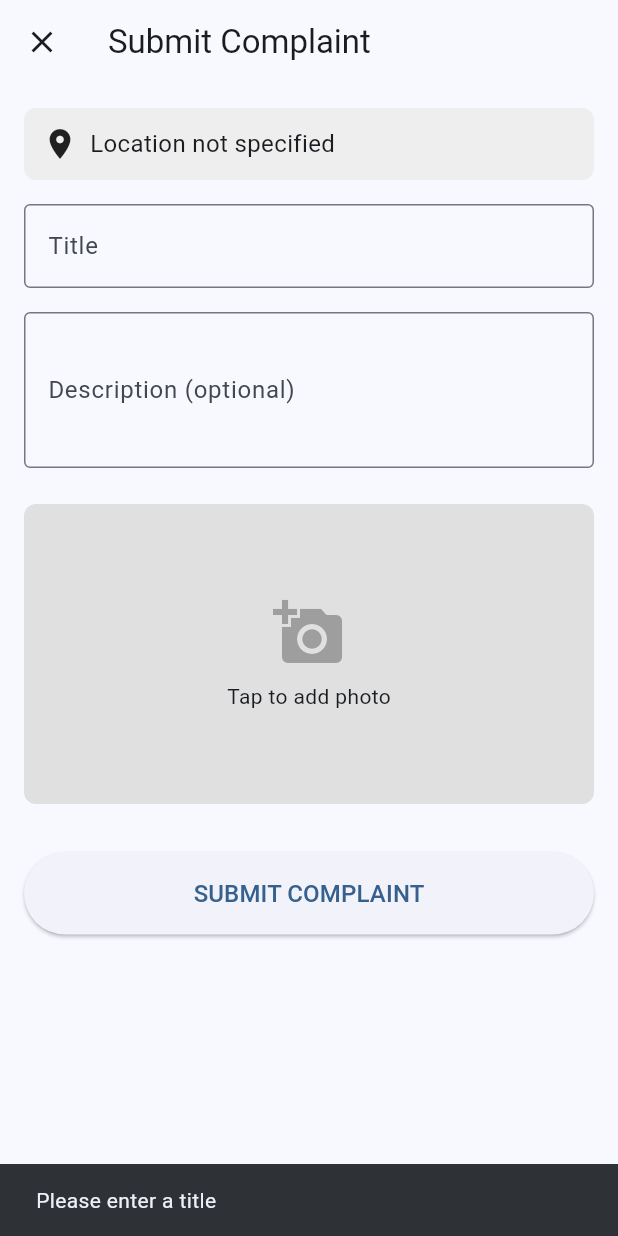
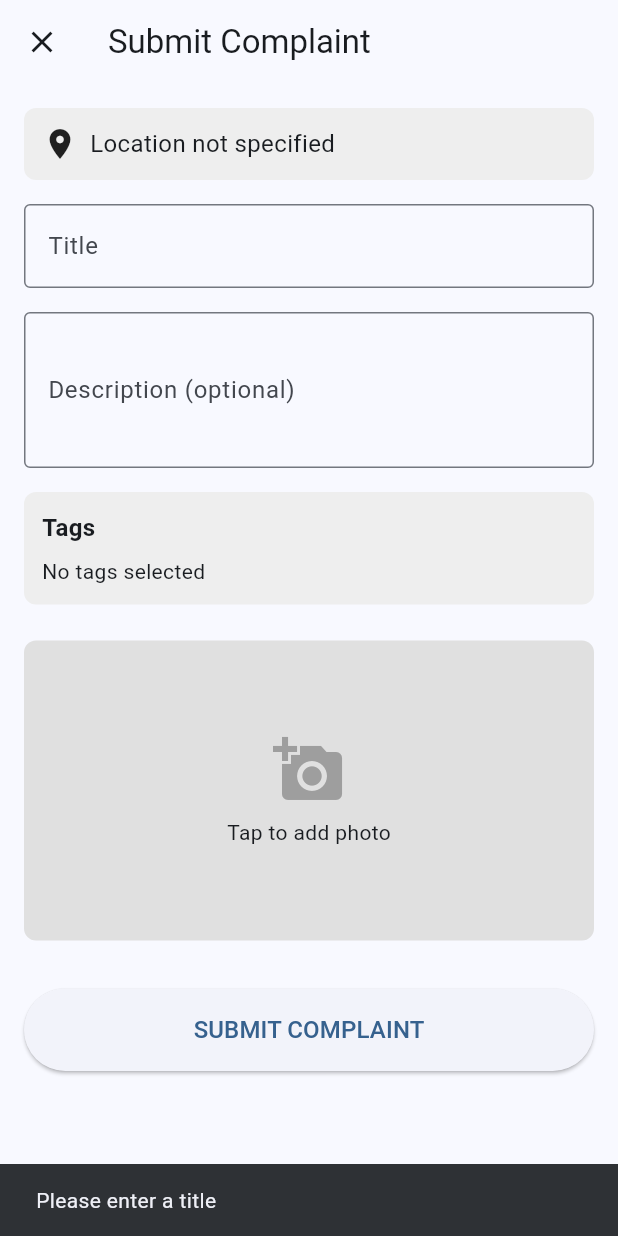
Before and after one commit to HoeZhiWan/kumplain, a Flutter app: the SubmitComplaintScreen screen opened by its route, after a tap on "SUBMIT COMPLAINT", on a phone screen of 412 x 824 dp. Run offline on Flutter 3.47's test engine with Material 3 defaults, Android fonts, the light colour scheme and no system bars; our stand-ins replace cloud_firestore, firebase_auth, firebase_core, firebase_storage, geolocator, go_router and 5 more; missing offline and left inert: firebase_app_check; accounts and stored records are empty.

Commit message:
Added tags (Those without tag should still work)
- currently only have 8 tags and without descriptions or custom colors

```diff
--- a/lib/models/complaint_model.dart
+++ b/lib/models/complaint_model.dart
@@ -13,6 +13,7 @@ class ComplaintModel {
   final int votes;
   final String? imageUrl;
   final String? status;
+  final List<String>? tags;
 
   ComplaintModel({
     this.id,
@@ -27,6 +28,7 @@ class ComplaintModel {
     this.votes = 0,
     this.imageUrl,
     this.status,
+    this.tags,
   });
 
   factory ComplaintModel.fromFirestore(DocumentSnapshot doc) {
@@ -44,6 +46,7 @@ class ComplaintModel {
       votes: data['votes'] ?? 0,
       imageUrl: data['imageUrl'],
       status: data['status'],
+      tags: data['tags']?.cast<String>(),
     );
   }
 
@@ -60,6 +63,7 @@ class ComplaintModel {
       'votes': votes,
       'imageUrl': imageUrl,
       'status': status,
+      'tags': tags,
     };
   }
 
--- a/lib/router.dart
+++ b/lib/router.dart
@@ -170,6 +170,7 @@ class AppRouter {
                   reportedAt: complaint.timeAgo,
                   initialVotes: complaint.votes,
                   imageUrl: complaint.imageUrl,
+                  tags: complaint.tags,
                 );
               },
             );
--- a/lib/screens/complaint_details_screen.dart
+++ b/lib/screens/complaint_details_screen.dart
@@ -14,6 +14,7 @@ class ComplaintDetailsScreen extends StatefulWidget {
   final String reportedAt;
   final int initialVotes;
   final String? imageUrl; // Could be a network URL or asset path
+  final List<String>? tags; // New attribute for tags
 
   const ComplaintDetailsScreen({
     super.key,
@@ -26,6 +27,7 @@ class ComplaintDetailsScreen extends StatefulWidget {
     required this.reportedAt,
     this.initialVotes = 0,
     this.imageUrl,
+    this.tags = const [], // Initialize tags with an empty list by default
   });
 
   @override
@@ -155,6 +157,20 @@ class _ComplaintDetailsScreenState extends State<ComplaintDetailsScreen> {
   bool _isNetworkImage(String? path) {
     if (path == null || path.isEmpty) return false;
     return path.startsWith('http://') || path.startsWith('https://');
+  }
+
+  Widget _displayTags(){
+    if (widget.tags == null || widget.tags!.isEmpty) return const SizedBox(height: 12);
+    return Wrap(
+      spacing: 8.0,
+      runSpacing: 4.0,
+      children: widget.tags!.map((tag) => Chip(
+        padding: const EdgeInsets.all(1),
+        label: Text(tag),
+        labelStyle: const TextStyle(fontSize: 12),
+        backgroundColor: Colors.blue[100],
+      )).toList(),
+    );
   }
 
   @override
@@ -326,7 +342,9 @@ class _ComplaintDetailsScreenState extends State<ComplaintDetailsScreen> {
                             ),
                           ],
                         ),
-                        const SizedBox(height: 12),
+
+                        // Display tags
+                        _displayTags(),
 
                         // Title
                         Text(
--- a/lib/screens/submit_complaint_screen.dart
+++ b/lib/screens/submit_complaint_screen.dart
@@ -3,7 +3,8 @@ import  'dart:io';
 import 'package:flutter/material.dart';
 import 'package:go_router/go_router.dart';
 import 'package:image_picker/image_picker.dart';
-import 'package:kumplain/services/firebase_storage_service.dart';
+import '../services/firebase_storage_service.dart';
+import '../services/firestore_service.dart';
 import '../services/complaint_service.dart';
 
 class SubmitComplaintScreen extends StatefulWidget {
@@ -24,8 +25,72 @@ class _SubmitComplaintScreenState extends State<SubmitComplaintScreen> {
   final _titleController = TextEditingController();
   final _descriptionController = TextEditingController();
   XFile? _selectedImage;
+  List<String> _tags = [];
   bool _isSubmitting = false;
   final ComplaintService _complaintService = ComplaintService();
+  List<String> _availableTags = [];
+
+  @override
+  void initState() {
+    super.initState();
+    _loadTags();
+  }
+
+  Future<void> _loadTags() async {
+    _availableTags = await FirestoreService().getTags();
+    setState(() {});
+  }
+
+  void _selectTags() async {
+    final List<String>? selectedTags = await showDialog<List<String>>(
+      context: context,
+      builder: (context) {
+        final List<String> tempSelectedTags = List.from(_tags);
+        return StatefulBuilder(
+          builder: (context, setState) {
+            return AlertDialog(
+              title: const Text('Select Tags'),
+              content: SingleChildScrollView(
+                child: Column(
+                  children: _availableTags.map((tag) {
+                    return CheckboxListTile(
+                      title: Text(tag),
+                      value: tempSelectedTags.contains(tag),
+                      onChanged: (bool? value) {
+                        setState(() {
+                          if (value == true) {
+                            tempSelectedTags.add(tag);
+                          } else {
+                            tempSelectedTags.remove(tag);
+                          }
+                        });
+                      },
+                    );
+                  }).toList(),
+                ),
+              ),
+              actions: [
+                TextButton(
+                  onPressed: () => Navigator.of(context).pop(),
+                  child: const Text('Cancel'),
+                ),
+                TextButton(
+                  onPressed: () => Navigator.of(context).pop(tempSelectedTags),
+                  child: const Text('OK'),
+                ),
+              ],
+            );
+          }
+        );
+      },
+    );
+
+    if (selectedTags != null) {
+      setState(() {
+        _tags = selectedTags;
+      });
+    }
+  }
 
   @override
   void dispose() {
@@ -91,6 +156,7 @@ class _SubmitComplaintScreenState extends State<SubmitComplaintScreen> {
         latitude: widget.latitude ?? 0.0,
         longitude: widget.longitude ?? 0.0,
         imageUrl: imageUrl,
+        tags: _tags,
       );
 
       if (mounted) {
@@ -198,6 +264,39 @@ class _SubmitComplaintScreenState extends State<SubmitComplaintScreen> {
               maxLines: 5,
               textCapitalization: TextCapitalization.sentences,
             ),
+            const SizedBox(height: 16),
+
+            // Tags selection
+            GestureDetector(
+              onTap: _selectTags,
+              child: Container(
+                padding: const EdgeInsets.all(12),
+                decoration: BoxDecoration(
+                  color: Colors.grey[200],
+                  borderRadius: BorderRadius.circular(8),
+                ),
+                child: Column(
+                  crossAxisAlignment: CrossAxisAlignment.start,
+                  children: [
+                    const Text(
+                      'Tags',
+                      style: TextStyle(fontSize: 16, fontWeight: FontWeight.bold),
+                    ),
+                    const SizedBox(height: 8),
+                    _tags.isEmpty
+                        ? const Text('No tags selected')
+                        : Wrap(
+                            spacing: 8,
+                            children: _tags.map((tag) {
+                              return Chip(
+                                label: Text(tag),
+                              );
+                            }).toList(),
+                          ),
+                  ],
+                ),
+              ),
+            ),
             const SizedBox(height: 24),
 
             // Image selection
--- a/lib/services/complaint_service.dart
+++ b/lib/services/complaint_service.dart
@@ -18,6 +18,7 @@ class ComplaintService {
     required double latitude,
     required double longitude,
     String? imageUrl,
+    List<String>? tags,
   }) async {
     try {
       // Ensure user is logged in
@@ -42,6 +43,7 @@ class ComplaintService {
         createdAt: DateTime.now(),
         imageUrl: imageUrl,
         status: 'unresolved',
+        tags: tags,
       );
 
       // Add the complaint to Firestore
--- a/lib/services/firestore_service.dart
+++ b/lib/services/firestore_service.dart
@@ -8,6 +8,7 @@ class FirestoreService {
   // Collection references
   CollectionReference get users => _firestore.collection('users');
   CollectionReference get complaints => _firestore.collection('complaints');
+  DocumentReference get libraryComplaintDoc => _firestore.collection('library').doc('complaint');
 
   // Get user document reference
   DocumentReference getUserDoc(String uid) => users.doc(uid);
@@ -225,4 +226,19 @@ class FirestoreService {
       return [];
     }
   }
+
+  // Get tags from the library collection
+  Future<List<String>> getTags() async {
+    try {
+      DocumentSnapshot doc = await libraryComplaintDoc.get();
+      if (doc.exists) {
+        List<dynamic> tags = doc['tags'];
+        return tags.cast<String>();
+      }
+      return [];
+    } catch (e) {
+      print('Error getting tags: $e');
+      return [];
+    }
+  }
 }
```
